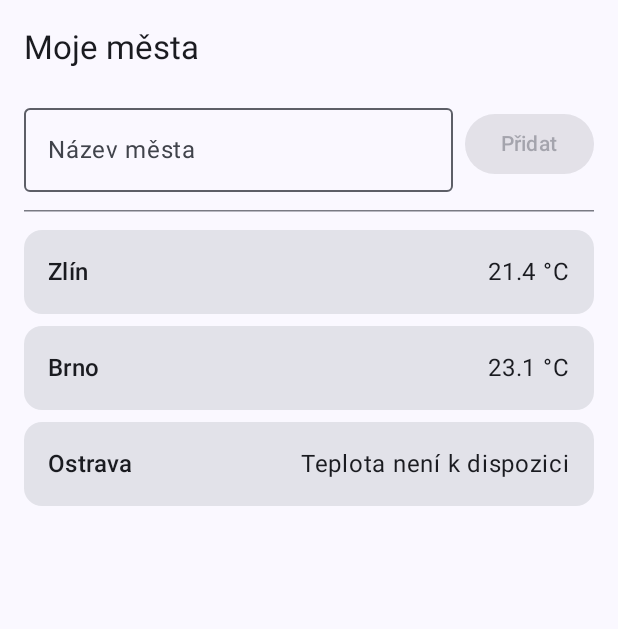
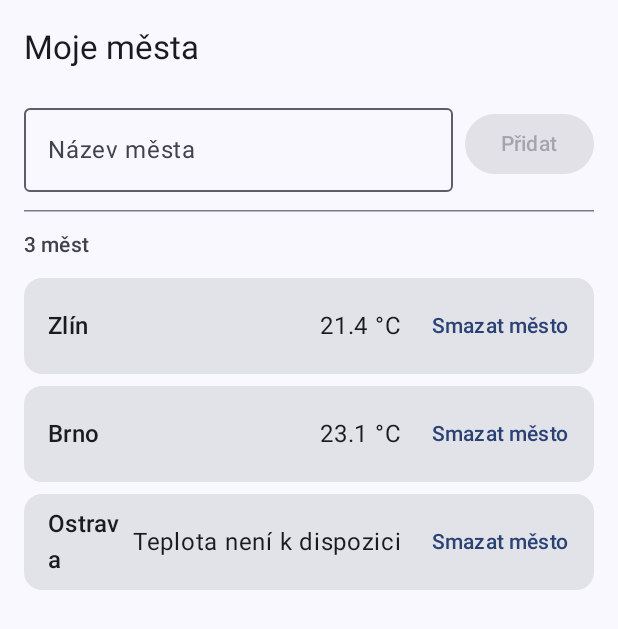
Before and after one commit to rare-tobi/meteodenik, an Android app built with Jetpack Compose: the screen it shows after launch (MainActivity), on a phone screen of 412 x 824 dp. Shown: the top 629 px of the screen. Run offline under Robolectric (Android 15) with nearby library versions, the phone set to English and light mode, and no system bars.

Commit message:
Cviceni 7.2: mazani mest, validace duplikatu, pocet

```diff
--- a/app/src/main/java/cz/utb/meteodenik/ui/MestaScreen.kt
+++ b/app/src/main/java/cz/utb/meteodenik/ui/MestaScreen.kt
@@ -19,6 +19,7 @@ import androidx.compose.material3.MaterialTheme
 import androidx.compose.material3.OutlinedTextField
 import androidx.compose.material3.Scaffold
 import androidx.compose.material3.Text
+import androidx.compose.material3.TextButton
 import androidx.compose.material3.TopAppBar
 import androidx.compose.runtime.Composable
 import androidx.compose.runtime.getValue
@@ -29,6 +30,7 @@ import androidx.compose.runtime.saveable.rememberSaveable
 import androidx.compose.runtime.setValue
 import androidx.compose.ui.Alignment
 import androidx.compose.ui.Modifier
+import androidx.compose.ui.res.pluralStringResource
 import androidx.compose.ui.res.stringResource
 import androidx.compose.ui.tooling.preview.Preview
 import androidx.compose.ui.unit.dp
@@ -42,7 +44,7 @@ val ukazkovaMesta = listOf(
     Mesto(id = 3, nazev = "Ostrava", teplotaC = null)
 )
 
-// 1. Stavová obrazovka – jediná s rememberSaveable a remember
+// 1. JEDINÁ stavová funkce v celém souboru (veškerý remember / rememberSaveable je jen zde)
 @Composable
 fun MestaObrazovka(
     onKlikMesto: (Mesto) -> Unit = {}
@@ -50,14 +52,25 @@ fun MestaObrazovka(
     var nazevMesta by rememberSaveable { mutableStateOf("") }
     var mesta by remember { mutableStateOf(ukazkovaMesta) }
     var dalsiId by remember { mutableIntStateOf(ukazkovaMesta.size + 1) }
+    var jeDuplikat by remember { mutableStateOf(false) }
 
     MestaObsah(
         mesta = mesta,
         nazev = nazevMesta,
-        onNazevChange = { nazevMesta = it },
+        jeChyba = jeDuplikat,
+        onNazevChange = { novyText ->
+            nazevMesta = novyText
+            jeDuplikat = false
+        },
         onPridat = {
             val ocistenyNazev = nazevMesta.trim()
             if (ocistenyNazev.isNotEmpty()) {
+                val uzExistuje = mesta.any {
+                    it.nazev.trim().equals(ocistenyNazev, ignoreCase = true)
+                }
+                if (uzExistuje) {
+                    jeDuplikat = true
+                } else {
                     val noveMesto = Mesto(
                         id = dalsiId++,
                         nazev = ocistenyNazev,
@@ -65,20 +78,27 @@ fun MestaObrazovka(
                     )
                     mesta = mesta + noveMesto
                     nazevMesta = ""
+                    jeDuplikat = false
                 }
+            }
+        },
+        onSmazatMesto = { id ->
+            mesta = mesta.filterNot { it.id == id }
         },
         onKlikMesto = onKlikMesto
     )
 }
 
-// 2. Bezstavový obsah obrazovky (Scaffold s TopAppBar, řádek, oddělovač, seznam)
+// 2. Bezstavový obsah obrazovky
 @OptIn(ExperimentalMaterial3Api::class)
 @Composable
 fun MestaObsah(
     mesta: List<Mesto>,
     nazev: String,
+    jeChyba: Boolean,
     onNazevChange: (String) -> Unit,
     onPridat: () -> Unit,
+    onSmazatMesto: (Int) -> Unit,
     onKlikMesto: (Mesto) -> Unit = {},
     modifier: Modifier = Modifier
 ) {
@@ -99,14 +119,27 @@ fun MestaObsah(
         ) {
             PridatMestoRadek(
                 nazev = nazev,
+                jeChyba = jeChyba,
                 onNazevChange = onNazevChange,
                 onPridat = onPridat
             )
 
             HorizontalDivider()
 
+            // Řádek s počtem měst nad seznamem
+            Text(
+                text = pluralStringResource(
+                    id = R.plurals.mesta_pocet,
+                    count = mesta.size,
+                    mesta.size
+                ),
+                style = MaterialTheme.typography.labelLarge,
+                color = MaterialTheme.colorScheme.onSurfaceVariant
+            )
+
             MestaSeznam(
                 mesta = mesta,
+                onSmazatMesto = onSmazatMesto,
                 onKlikMesto = onKlikMesto,
                 modifier = Modifier.weight(1f)
             )
@@ -117,6 +150,7 @@ fun MestaObsah(
 @Composable
 fun MestoKarta(
     mesto: Mesto,
+    onSmazat: () -> Unit,
     onKlik: () -> Unit,
     modifier: Modifier = Modifier
 ) {
@@ -128,13 +162,14 @@ fun MestoKarta(
         Row(
             modifier = Modifier
                 .fillMaxWidth()
-                .padding(16.dp),
+                .padding(start = 16.dp, top = 8.dp, bottom = 8.dp, end = 4.dp),
             horizontalArrangement = Arrangement.SpaceBetween,
             verticalAlignment = Alignment.CenterVertically
         ) {
             Text(
                 text = mesto.nazev,
-                style = MaterialTheme.typography.titleMedium
+                style = MaterialTheme.typography.titleMedium,
+                modifier = Modifier.weight(1f)
             )
 
             val textTeploty = if (mesto.teplotaC != null) {
@@ -145,8 +180,13 @@ fun MestoKarta(
 
             Text(
                 text = textTeploty,
-                style = MaterialTheme.typography.bodyLarge
+                style = MaterialTheme.typography.bodyLarge,
+                modifier = Modifier.padding(horizontal = 8.dp)
             )
+
+            TextButton(onClick = onSmazat) {
+                Text(text = stringResource(R.string.mesto_smazat))
+            }
         }
     }
 }
@@ -154,25 +194,33 @@ fun MestoKarta(
 @Composable
 fun PridatMestoRadek(
     nazev: String,
+    jeChyba: Boolean,
     onNazevChange: (String) -> Unit,
     onPridat: () -> Unit,
     modifier: Modifier = Modifier
 ) {
     Row(
         modifier = modifier.fillMaxWidth(),
-        verticalAlignment = Alignment.CenterVertically,
+        verticalAlignment = Alignment.Top,
         horizontalArrangement = Arrangement.spacedBy(8.dp)
     ) {
         OutlinedTextField(
             value = nazev,
             onValueChange = onNazevChange,
             label = { Text(stringResource(R.string.mesto_pole_label)) },
+            isError = jeChyba,
+            supportingText = if (jeChyba) {
+                { Text(stringResource(R.string.mesto_duplikat)) }
+            } else {
+                null
+            },
             singleLine = true,
             modifier = Modifier.weight(1f)
         )
         Button(
             onClick = onPridat,
-            enabled = nazev.isNotBlank()
+            enabled = nazev.isNotBlank(),
+            modifier = Modifier.padding(top = 8.dp)
         ) {
             Text(stringResource(R.string.mesto_pridat))
         }
@@ -182,6 +230,7 @@ fun PridatMestoRadek(
 @Composable
 fun MestaSeznam(
     mesta: List<Mesto>,
+    onSmazatMesto: (Int) -> Unit,
     onKlikMesto: (Mesto) -> Unit = {},
     modifier: Modifier = Modifier
 ) {
@@ -206,6 +255,7 @@ fun MestaSeznam(
             ) { mesto ->
                 MestoKarta(
                     mesto = mesto,
+                    onSmazat = { onSmazatMesto(mesto.id) },
                     onKlik = { onKlikMesto(mesto) }
                 )
             }
@@ -213,7 +263,7 @@ fun MestaSeznam(
     }
 }
 
-// --- Tři náhledy celé obrazovky ---
+// --- Čtyři náhledy ---
 
 @Preview(
     name = "1. Světlý režim",
@@ -225,8 +275,10 @@ private fun MestaObsahSvetlyPreview() {
         MestaObsah(
             mesta = ukazkovaMesta,
             nazev = "Praha",
+            jeChyba = false,
             onNazevChange = {},
-            onPridat = {}
+            onPridat = {},
+            onSmazatMesto = {}
         )
     }
 }
@@ -242,8 +294,10 @@ private fun MestaObsahTmavyPreview() {
         MestaObsah(
             mesta = ukazkovaMesta,
             nazev = "",
+            jeChyba = false,
             onNazevChange = {},
-            onPridat = {}
+            onPridat = {},
+            onSmazatMesto = {}
         )
     }
 }
@@ -258,8 +312,28 @@ private fun MestaObsahPrazdnyPreview() {
         MestaObsah(
             mesta = emptyList(),
             nazev = "",
+            jeChyba = false,
             onNazevChange = {},
-            onPridat = {}
+            onPridat = {},
+            onSmazatMesto = {}
         )
     }
 }
+
+@Preview(
+    name = "4. Chybový stav (Duplikát)",
+    showBackground = true
+)
+@Composable
+private fun MestaObsahChybaPreview() {
+    MeteoDenikTheme(darkTheme = false) {
+        MestaObsah(
+            mesta = ukazkovaMesta,
+            nazev = "Zlín",
+            jeChyba = true,
+            onNazevChange = {},
+            onPridat = {},
+            onSmazatMesto = {}
+        )
+    }
+}
--- a/app/src/main/res/values/strings.xml
+++ b/app/src/main/res/values/strings.xml
@@ -27,6 +27,10 @@
     <!-- Texty pro VizitkaKarta (Cvičení 7.1) -->
     <string name="vizitka_avatar_popis">Avatar uživatele %1$s</string>
     <string name="vizitka_email_popis">E-mailová adresa: %1$s</string>
+    <!-- Texty pro Cvičení 7.2 -->
+    <string name="mesto_duplikat">Toto město už v seznamu je</string>
+    <string name="mesto_smazat_popis">Smazat město %1$s</string>
+
 
     <plurals name="pocet_zaznamu">
         <item quantity="one">%d záznam</item>
@@ -34,4 +38,10 @@
         <item quantity="many">%d záznamu</item>
         <item quantity="other">%d záznamů</item>
     </plurals>
+
+    <plurals name="mesta_pocet">
+        <item quantity="one">%1$d město</item>
+        <item quantity="few">%1$d města</item>
+        <item quantity="other">%1$d měst</item>
+    </plurals>
 </resources>
```
Also changed, not shown: 1 other file. Lines whose indentation alone changed are shown as unchanged.
